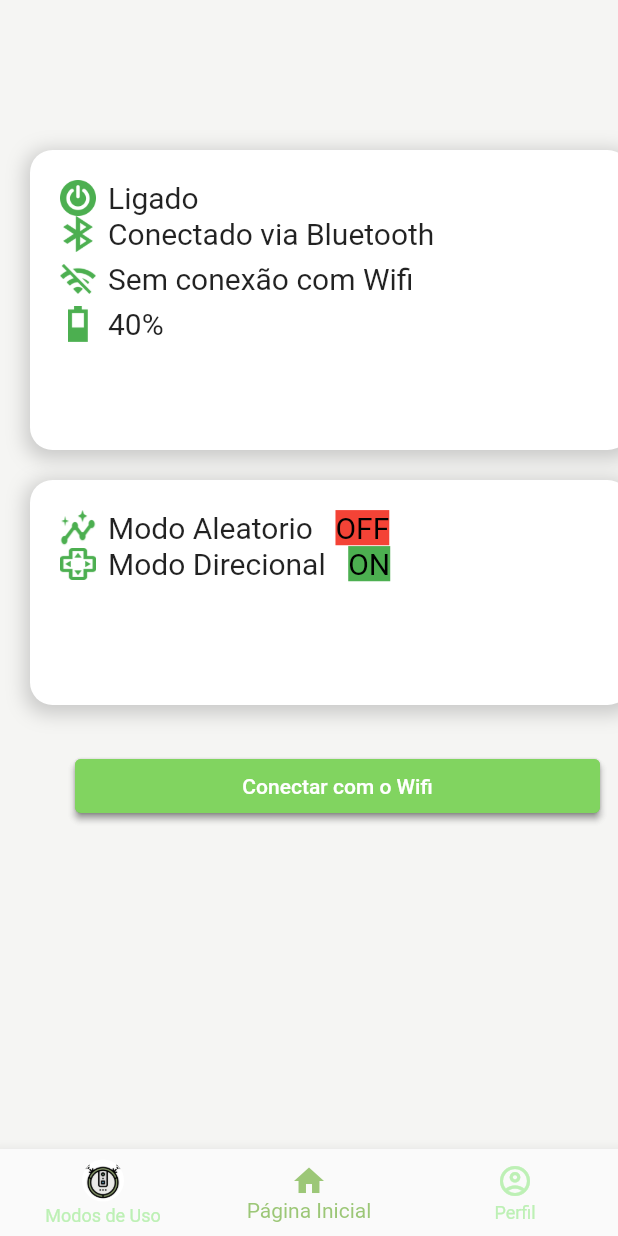
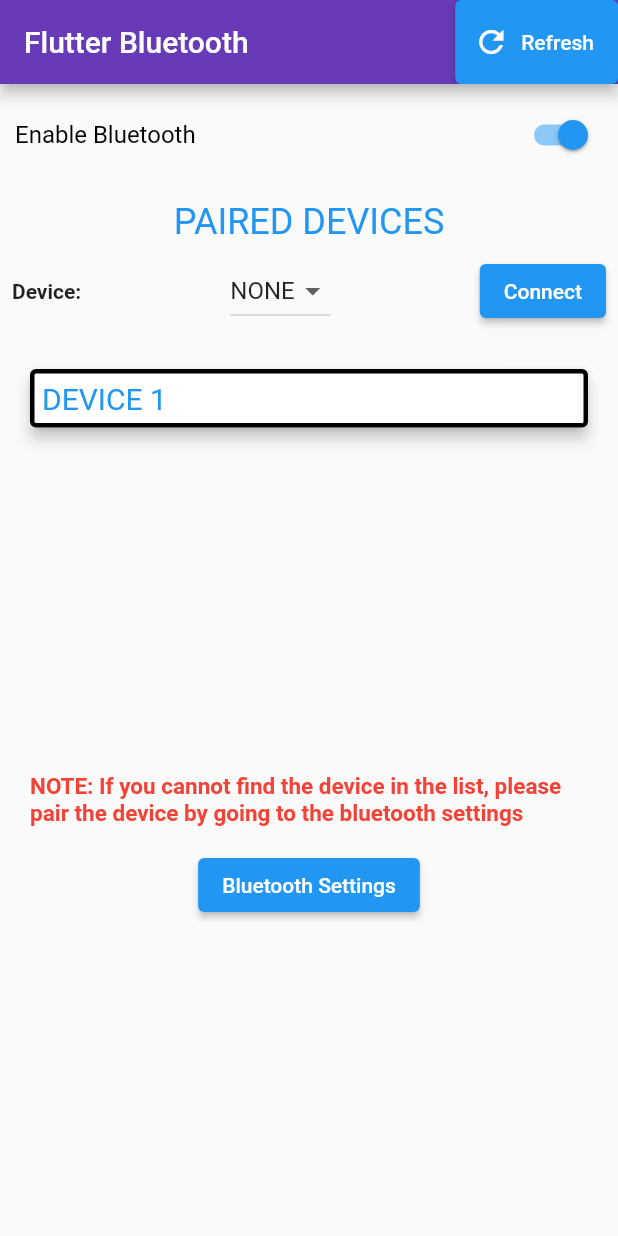
Before and after one commit to PI2-Grupo5/quirby-mobile, a Flutter app: the screen it shows after launch, on a phone screen of 412 x 824 dp. Run offline on Flutter 3.47's test engine with Material 2 defaults, Android fonts, the phone set to English and light mode, and no system bars; our stand-ins replace flutter_bluetooth_serial.

Commit message:
iniciando bluetooth

```diff
--- a/lib/main.dart
+++ b/lib/main.dart
@@ -9,6 +9,7 @@ import 'package:quirby_app/screens/termosUso/termos_uso.screen.dart';
 import 'package:quirby_app/screens/informacoes/informacoes_quirby.dart';
 import 'package:quirby_app/screens/informacoes/ajuda.dart';
 import 'package:quirby_app/screens/conexao/wifi_screen.dart';
+import 'package:quirby_app/screens/conexao/bluetooth.dart';
 
 void main() => runApp(const MyApp());
 
@@ -21,7 +22,7 @@ class MyApp extends StatelessWidget {
   Widget build(BuildContext context) {
     return MaterialApp(
       title: _title,
-      home: const MyStatefulWidget(),
+      home: BluetoothApp(),
       routes: {
         '/termos-uso': (_) => const TermosDeUso(),
         '/modo-aleatorio': (_) => const AleatorioPage(),
--- /dev/null
+++ b/lib/screens/conexao/bluetooth.dart
@@ -0,0 +1,454 @@
+import 'dart:async';
+import 'dart:convert';
+
+// For using PlatformException
+import 'package:flutter/services.dart';
+
+import 'package:flutter/material.dart';
+import 'package:flutter_bluetooth_serial/flutter_bluetooth_serial.dart';
+
+
+class BluetoothApp extends StatefulWidget {
+  @override
+  _BluetoothAppState createState() => _BluetoothAppState();
+}
+
+class _BluetoothAppState extends State<BluetoothApp> {
+  // Initializing the Bluetooth connection state to be unknown
+  BluetoothState _bluetoothState = BluetoothState.UNKNOWN;
+  // Initializing a global key, as it would help us in showing a SnackBar later
+  final GlobalKey<ScaffoldState> _scaffoldKey = new GlobalKey<ScaffoldState>();
+  // Get the instance of the Bluetooth
+  FlutterBluetoothSerial _bluetooth = FlutterBluetoothSerial.instance;
+  // Track the Bluetooth connection with the remote device
+   BluetoothConnection? connection;
+
+ int? _deviceState;
+
+  bool isDisconnecting = false;
+
+  Map<String, Color> colors = {
+    'onBorderColor': Colors.green,
+    'offBorderColor': Colors.red,
+    'neutralBorderColor': Colors.transparent,
+    'onTextColor': Colors.green,
+    'offTextColor': Colors.red,
+    'neutralTextColor': Colors.blue,
+  };
+
+  // To track whether the device is still connected to Bluetooth
+  bool get isConnected => connection != null && connection!.isConnected;
+
+  // Define some variables, which will be required later
+  List<BluetoothDevice> _devicesList = [];
+  BluetoothDevice? _device;
+  bool _connected = false;
+  bool _isButtonUnavailable = false;
+
+  @override
+  void initState() {
+    super.initState();
+
+    // Get current state
+    FlutterBluetoothSerial.instance.state.then((state) {
+      setState(() {
+        _bluetoothState = state;
+      });
+    });
+
+    _deviceState = 0; // neutral
+
+    // If the bluetooth of the device is not enabled,
+    // then request permission to turn on bluetooth
+    // as the app starts up
+    enableBluetooth();
+
+    // Listen for further state changes
+    FlutterBluetoothSerial.instance
+        .onStateChanged()
+        .listen((BluetoothState state) {
+      setState(() {
+        _bluetoothState = state;
+        if (_bluetoothState == BluetoothState.STATE_OFF) {
+          _isButtonUnavailable = true;
+        }
+        getPairedDevices();
+      });
+    });
+  }
+
+  @override
+  void dispose() {
+    // Avoid memory leak and disconnect
+    if (isConnected) {
+      isDisconnecting = true;
+      connection!.dispose();
+      connection = null;
+    }
+
+    super.dispose();
+  }
+
+  // Request Bluetooth permission from the user
+  Future<bool> enableBluetooth() async {
+    // Retrieving the current Bluetooth state
+    _bluetoothState = await FlutterBluetoothSerial.instance.state;
+
+    // If the bluetooth is off, then turn it on first
+    // and then retrieve the devices that are paired.
+    if (_bluetoothState == BluetoothState.STATE_OFF) {
+      await FlutterBluetoothSerial.instance.requestEnable();
+      await getPairedDevices();
+      return true;
+    } else {
+      await getPairedDevices();
+    }
+    return false;
+  }
+
+  // For retrieving and storing the paired devices
+  // in a list.
+  Future<void> getPairedDevices() async {
+    List<BluetoothDevice> devices = [];
+
+    // To get the list of paired devices
+    try {
+      devices = await _bluetooth.getBondedDevices();
+    } on PlatformException {
+      print("Error");
+    }
+
+    // It is an error to call [setState] unless [mounted] is true.
+    if (!mounted) {
+      return;
+    }
+
+    // Store the [devices] list in the [_devicesList] for accessing
+    // the list outside this class
+    setState(() {
+      _devicesList = devices;
+    });
+  }
+
+  // Now, its time to build the UI
+  @override
+  Widget build(BuildContext context) {
+    return MaterialApp(
+      home: Scaffold(
+        key: _scaffoldKey,
+        appBar: AppBar(
+          title: Text("Flutter Bluetooth"),
+          backgroundColor: Colors.deepPurple,
+          actions: <Widget>[
+            ElevatedButton.icon(
+              icon: Icon(
+                Icons.refresh,
+                color: Colors.white,
+              ),
+              label: Text(
+                "Refresh",
+                style: TextStyle(
+                  color: Colors.white,
+                ),
+              ),
+
+              onPressed: () async {
+                // So, that when new devices are paired
+                // while the app is running, user can refresh
+                // the paired devices list.
+                await getPairedDevices().then((_) {
+                  show('Device list refreshed');
+                });
+              },
+            ),
+          ],
+        ),
+        body: Container(
+          child: Column(
+            mainAxisSize: MainAxisSize.max,
+            children: <Widget>[
+              Visibility(
+                visible: _isButtonUnavailable &&
+                    _bluetoothState == BluetoothState.STATE_ON,
+                child: LinearProgressIndicator(
+                  backgroundColor: Colors.yellow,
+                  valueColor: AlwaysStoppedAnimation<Color>(Colors.red),
+                ),
+              ),
+              Padding(
+                padding: const EdgeInsets.all(10),
+                child: Row(
+                  mainAxisAlignment: MainAxisAlignment.start,
+                  children: <Widget>[
+                    Expanded(
+                      child: Text(
+                        'Enable Bluetooth',
+                        style: TextStyle(
+                          color: Colors.black,
+                          fontSize: 16,
+                        ),
+                      ),
+                    ),
+                    Switch(
+                      value: _bluetoothState.isEnabled,
+                      onChanged: (bool value) {
+                        future() async {
+                          if (value) {
+                            await FlutterBluetoothSerial.instance
+                                .requestEnable();
+                          } else {
+                            await FlutterBluetoothSerial.instance
+                                .requestDisable();
+                          }
+
+                          await getPairedDevices();
+                          _isButtonUnavailable = false;
+
+                          if (_connected) {
+                            _disconnect();
+                          }
+                        }
+
+                        future().then((_) {
+                          setState(() {});
+                        });
+                      },
+                    )
+                  ],
+                ),
+              ),
+              Stack(
+                children: <Widget>[
+                  Column(
+                    children: <Widget>[
+                      Padding(
+                        padding: const EdgeInsets.only(top: 10),
+                        child: Text(
+                          "PAIRED DEVICES",
+                          style: TextStyle(fontSize: 24, color: Colors.blue),
+                          textAlign: TextAlign.center,
+                        ),
+                      ),
+                      Padding(
+                        padding: const EdgeInsets.all(8.0),
+                        child: Row(
+                          mainAxisAlignment: MainAxisAlignment.spaceBetween,
+                          children: <Widget>[
+                            Text(
+                              'Device:',
+                              style: TextStyle(
+                                fontWeight: FontWeight.bold,
+                              ),
+                            ),
+                            DropdownButton(
+                              items: _getDeviceItems(),
+                              onChanged: (value) =>
+                                  setState(() => _device = value!),
+                              value: _devicesList.isNotEmpty ? _device : null,
+                            ),
+                            ElevatedButton(
+                              onPressed: _isButtonUnavailable
+                                  ? null
+                                  : _connected ? _disconnect : _connect,
+                              child:
+                                  Text(_connected ? 'Disconnect' : 'Connect'),
+                            ),
+                          ],
+                        ),
+                      ),
+                      Padding(
+                        padding: const EdgeInsets.all(16.0),
+                        child: Card(
+                          shape: RoundedRectangleBorder(
+                            side: BorderSide(
+                              width: 3,
+                            ),
+                            borderRadius: BorderRadius.circular(4.0),
+                          ),
+                          elevation: _deviceState == 0 ? 4 : 0,
+                          child: Padding(
+                            padding: const EdgeInsets.all(8.0),
+                            child: Row(
+                              children: <Widget>[
+                                Expanded(
+                                  child: Text(
+                                    "DEVICE 1",
+                                    style: TextStyle(
+                                      fontSize: 20,
+                                      color: _deviceState == 0
+                                          ? colors['neutralTextColor']
+                                          : _deviceState == 1
+                                              ? colors['onTextColor']
+                                              : colors['offTextColor'],
+                                    ),
+                                  ),
+                                ),
+
+                              ],
+                            ),
+                          ),
+                        ),
+                      ),
+                    ],
+                  ),
+                  Container(
+                    color: Colors.blue,
+                  ),
+                ],
+              ),
+              Expanded(
+                child: Padding(
+                  padding: const EdgeInsets.all(20),
+                  child: Center(
+                    child: Column(
+                      mainAxisAlignment: MainAxisAlignment.center,
+                      children: <Widget>[
+                        Text(
+                          "NOTE: If you cannot find the device in the list, please pair the device by going to the bluetooth settings",
+                          style: TextStyle(
+                            fontSize: 15,
+                            fontWeight: FontWeight.bold,
+                            color: Colors.red,
+                          ),
+                        ),
+                        SizedBox(height: 15),
+                        ElevatedButton(
+                          child: Text("Bluetooth Settings"),
+                          onPressed: () {
+                            FlutterBluetoothSerial.instance.openSettings();
+                          },
+                        ),
+                      ],
+                    ),
+                  ),
+                ),
+              )
+            ],
+          ),
+        ),
+      ),
+    );
+  }
+
+  // Create the List of devices to be shown in Dropdown Menu
+  List<DropdownMenuItem<BluetoothDevice>> _getDeviceItems() {
+    List<DropdownMenuItem<BluetoothDevice>> items = [];
+    if (_devicesList.isEmpty) {
+      items.add(DropdownMenuItem(
+        child: Text('NONE'),
+      ));
+    } else {
+      _devicesList.forEach((device) {
+        items.add(DropdownMenuItem(
+          value: device,
+          child: Text(device.name!),
+        ));
+      });
+    }
+    return items;
+  }
+
+  // Method to connect to bluetooth
+  void _connect() async {
+    print('entrou');
+    setState(() {
+      _isButtonUnavailable = true;
+    });
+    if (_device == null) {
+      show('No device selected');
+    } else {
+      if (!isConnected) {
+        await BluetoothConnection.toAddress(_device?.address)
+            .then((_connection) {
+          print('Connected to the device');
+          connection = _connection;
+          setState(() {
+            _connected = true;
+          });
+
+          connection!.input?.listen(null).onDone(() {
+            if (isDisconnecting) {
+              print('Disconnecting locally!');
+            } else {
+              print('Disconnected remotely!');
+            }
+            if (this.mounted) {
+              setState(() {});
+            }
+          });
+        }).catchError((error) {
+          print('Cannot connect, exception occurred');
+          print(error);
+        });
+        show('Device connected');
+
+        setState(() => _isButtonUnavailable = false);
+      }
+    }
+  }
+
+  // void _onDataReceived(Uint8List data) {
+  //   // Allocate buffer for parsed data
+  //   int backspacesCounter = 0;
+  //   data.forEach((byte) {
+  //     if (byte == 8 || byte == 127) {
+  //       backspacesCounter++;
+  //     }
+  //   });
+  //   Uint8List buffer = Uint8List(data.length - backspacesCounter);
+  //   int bufferIndex = buffer.length;
+
+  //   // Apply backspace control character
+  //   backspacesCounter = 0;
+  //   for (int i = data.length - 1; i >= 0; i--) {
+  //     if (data[i] == 8 || data[i] == 127) {
+  //       backspacesCounter++;
+  //     } else {
+  //       if (backspacesCounter > 0) {
+  //         backspacesCounter--;
+  //       } else {
+  //         buffer[--bufferIndex] = data[i];
+  //       }
+  //     }
+  //   }
+  // }
+
+  // Method to disconnect bluetooth
+  void _disconnect() async {
+    setState(() {
+      _isButtonUnavailable = true;
+      _deviceState = 0;
+    });
+
+    await connection!.close();
+    show('Device disconnected');
+    if (!connection!.isConnected) {
+      setState(() {
+        _connected = false;
+        _isButtonUnavailable = false;
+      });
+    }
+  }
+
+
+  // Method to send message,
+  // for turning the Bluetooth device on
+
+
+  // Method to show a Snackbar,
+  // taking message as the text
+  Future show(
+    String message, {
+    Duration duration: const Duration(seconds: 3),
+  }) async {
+    await new Future.delayed(new Duration(milliseconds: 100));
+    ScaffoldMessenger.of(context).showSnackBar(
+      new SnackBar(
+        content: new Text(
+          message,
+        ),
+        duration: duration,
+      ),
+    );
+  }
+}
--- a/pubspec.yaml
+++ b/pubspec.yaml
@@ -35,6 +35,8 @@ dependencies:
   # The following adds the Cupertino Icons font to your application.
   # Use with the CupertinoIcons class for iOS style icons.
   cupertino_icons: ^1.0.2
+  flutter_bluetooth_serial: ^0.3.2
+
 
 dev_dependencies:
   flutter_test:
```
Also changed, not shown: pubspec.lock, 1 other file.
